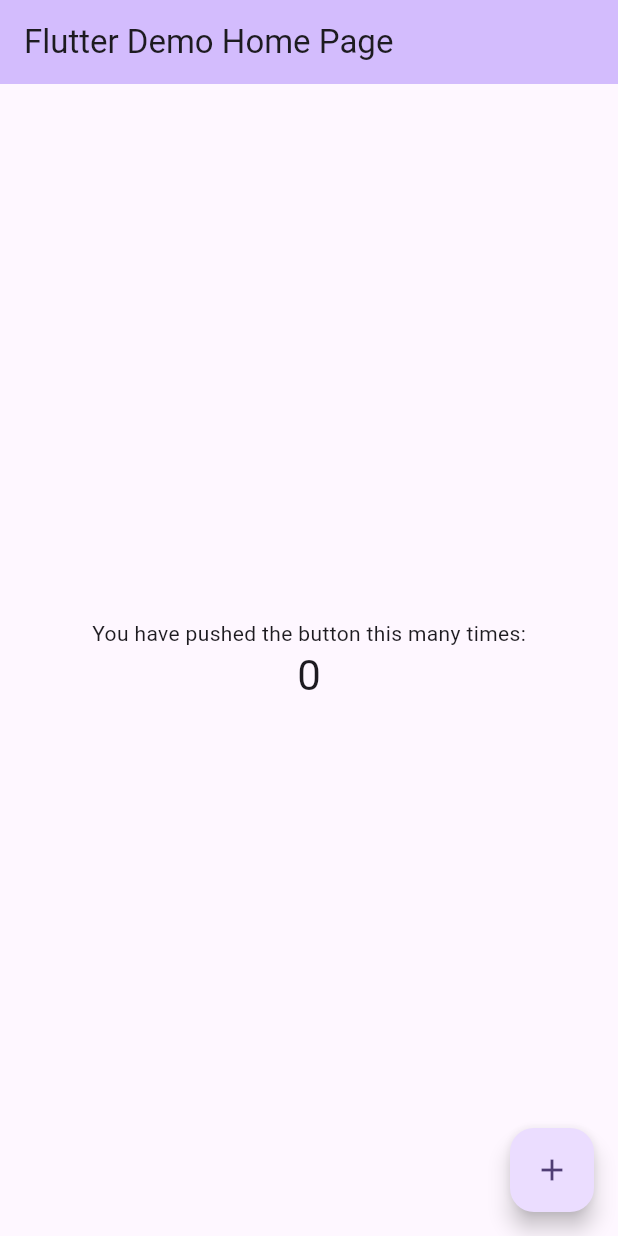
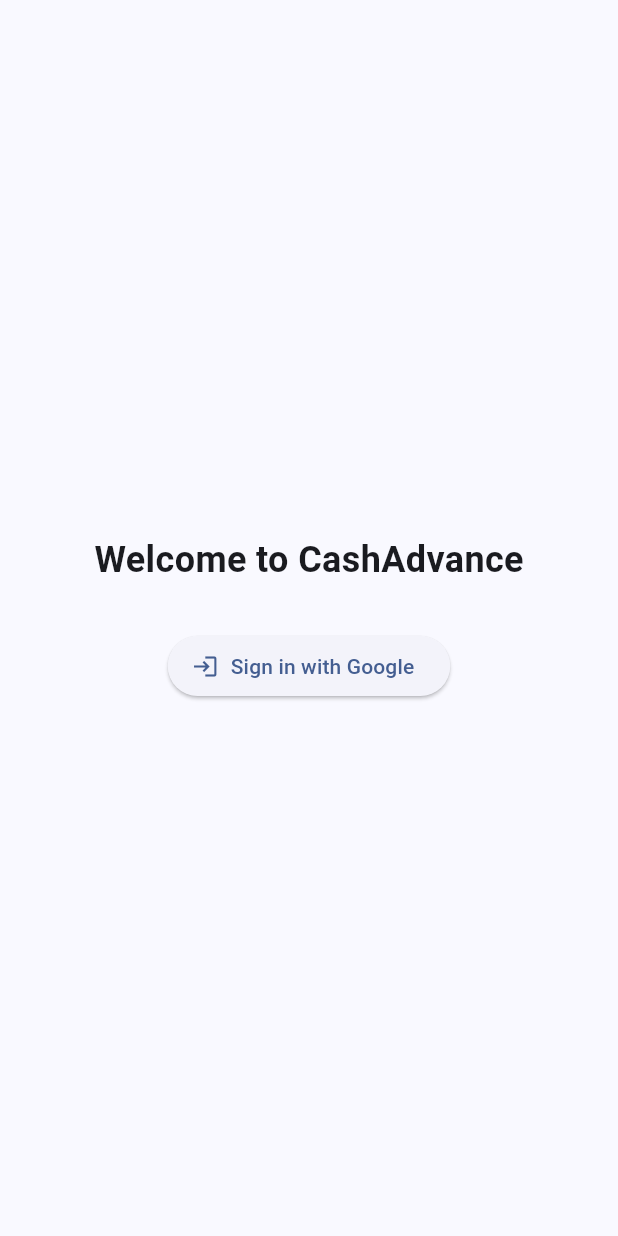
Before and after one commit to rokikopi/cashadvance, a Flutter app: the screen it shows after launch, on a phone screen of 412 x 824 dp. Run offline on Flutter 3.47's test engine with Material 3 defaults, Android fonts, the phone set to English and light mode, and no system bars; our stand-ins replace firebase_auth, firebase_core; accounts and stored records are empty; statements that could not run were skipped.

Commit message:
added the authentication services

```diff
--- a/lib/main.dart
+++ b/lib/main.dart
@@ -1,122 +1,108 @@
 import 'package:flutter/material.dart';
+import 'package:firebase_core/firebase_core.dart';
+import 'firebase_options.dart'; // Generated by flutterfire configure
+import 'services/auth_service.dart'; // The service we created
 
-void main() {
+void main() async {
+  WidgetsFlutterBinding.ensureInitialized();
+
+  // Initialize Firebase
+  await Firebase.initializeApp(
+    options: DefaultFirebaseOptions.currentPlatform,
+  );
+
   runApp(const MyApp());
 }
 
 class MyApp extends StatelessWidget {
   const MyApp({super.key});
 
-  // This widget is the root of your application.
   @override
   Widget build(BuildContext context) {
     return MaterialApp(
-      title: 'Flutter Demo',
+      title: 'CashAdvance',
       theme: ThemeData(
-        // This is the theme of your application.
-        //
-        // TRY THIS: Try running your application with "flutter run". You'll see
-        // the application has a purple toolbar. Then, without quitting the app,
-        // try changing the seedColor in the colorScheme below to Colors.green
-        // and then invoke "hot reload" (save your changes or press the "hot
-        // reload" button in a Flutter-supported IDE, or press "r" if you used
-        // the command line to start the app).
-        //
-        // Notice that the counter didn't reset back to zero; the application
-        // state is not lost during the reload. To reset the state, use hot
-        // restart instead.
-        //
-        // This works for code too, not just values: Most code changes can be
-        // tested with just a hot reload.
-        colorScheme: ColorScheme.fromSeed(seedColor: Colors.deepPurple),
+        colorScheme: ColorScheme.fromSeed(seedColor: Colors.blueAccent),
+        useMaterial3: true,
       ),
-      home: const MyHomePage(title: 'Flutter Demo Home Page'),
+      // We use a StreamBuilder to decide which screen to show
+      home: const AuthGate(),
     );
   }
 }
 
-class MyHomePage extends StatefulWidget {
-  const MyHomePage({super.key, required this.title});
-
-  // This widget is the home page of your application. It is stateful, meaning
-  // that it has a State object (defined below) that contains fields that affect
-  // how it looks.
-
-  // This class is the configuration for the state. It holds the values (in this
-  // case the title) provided by the parent (in this case the App widget) and
-  // used by the build method of the State. Fields in a Widget subclass are
-  // always marked "final".
-
-  final String title;
-
-  @override
-  State<MyHomePage> createState() => _MyHomePageState();
-}
-
-class _MyHomePageState extends State<MyHomePage> {
-  int _counter = 0;
-
-  void _incrementCounter() {
-    setState(() {
-      // This call to setState tells the Flutter framework that something has
-      // changed in this State, which causes it to rerun the build method below
-      // so that the display can reflect the updated values. If we changed
-      // _counter without calling setState(), then the build method would not be
-      // called again, and so nothing would appear to happen.
-      _counter++;
-    });
-  }
+class AuthGate extends StatelessWidget {
+  const AuthGate({super.key});
 
   @override
   Widget build(BuildContext context) {
-    // This method is rerun every time setState is called, for instance as done
-    // by the _incrementCounter method above.
-    //
-    // The Flutter framework has been optimized to make rerunning build methods
-    // fast, so that you can just rebuild anything that needs updating rather
-    // than having to individually change instances of widgets.
+    return StreamBuilder(
+      stream: AuthService().authStateChanges,
+      builder: (context, snapshot) {
+        // If the snapshot has data, the user is logged in
+        if (snapshot.hasData) {
+          return const MyHomePage(title: 'CashAdvance Dashboard');
+        }
+        // Otherwise, show the Login Screen
+        return const LoginScreen();
+      },
+    );
+  }
+}
+
+class LoginScreen extends StatelessWidget {
+  const LoginScreen({super.key});
+
+  @override
+  Widget build(BuildContext context) {
     return Scaffold(
-      appBar: AppBar(
-        // TRY THIS: Try changing the color here to a specific color (to
-        // Colors.amber, perhaps?) and trigger a hot reload to see the AppBar
-        // change color while the other colors stay the same.
-        backgroundColor: Theme.of(context).colorScheme.inversePrimary,
-        // Here we take the value from the MyHomePage object that was created by
-        // the App.build method, and use it to set our appbar title.
-        title: Text(widget.title),
-      ),
       body: Center(
-        // Center is a layout widget. It takes a single child and positions it
-        // in the middle of the parent.
         child: Column(
-          // Column is also a layout widget. It takes a list of children and
-          // arranges them vertically. By default, it sizes itself to fit its
-          // children horizontally, and tries to be as tall as its parent.
-          //
-          // Column has various properties to control how it sizes itself and
-          // how it positions its children. Here we use mainAxisAlignment to
-          // center the children vertically; the main axis here is the vertical
-          // axis because Columns are vertical (the cross axis would be
-          // horizontal).
-          //
-          // TRY THIS: Invoke "debug painting" (choose the "Toggle Debug Paint"
-          // action in the IDE, or press "p" in the console), to see the
-          // wireframe for each widget.
           mainAxisAlignment: MainAxisAlignment.center,
-          children: <Widget>[
-            const Text('You have pushed the button this many times:'),
-            Text(
-              '$_counter',
-              style: Theme.of(context).textTheme.headlineMedium,
+          children: [
+            const Text("Welcome to CashAdvance", style: TextStyle(fontSize: 24, fontWeight: FontWeight.bold)),
+            const SizedBox(height: 30),
+            ElevatedButton.icon(
+              icon: const Icon(Icons.login),
+              label: const Text("Sign in with Google"),
+              onPressed: () async {
+                await AuthService().signInWithGoogle();
+              },
             ),
           ],
         ),
       ),
-      floatingActionButton: FloatingActionButton(
-        onPressed: _incrementCounter,
-        tooltip: 'Increment',
-        child: const Icon(Icons.add),
-      ), // This trailing comma makes auto-formatting nicer for build methods.
     );
   }
 }
+
+class MyHomePage extends StatelessWidget {
+  const MyHomePage({super.key, required this.title});
+  final String title;
+
+  @override
+  Widget build(BuildContext context) {
+    final user = AuthService().currentUser;
+
+    return Scaffold(
+      appBar: AppBar(
+        title: Text(title),
+        actions: [
+          IconButton(
+            icon: const Icon(Icons.logout),
+            onPressed: () => AuthService().signOut(),
+          )
+        ],
+      ),
+      body: Center(
+        child: Column(
+          mainAxisAlignment: MainAxisAlignment.center,
+          children: [
+            Text("Hello, ${user?.displayName ?? 'User'}!"),
+            const Text("You are now securely logged in."),
+          ],
+        ),
+      ),
+    );
+  }
+}
--- /dev/null
+++ b/lib/services/auth_service.dart
@@ -0,0 +1,36 @@
+import 'package:firebase_auth/firebase_auth.dart';
+import 'package:flutter/foundation.dart' show kIsWeb;
+
+class AuthService {
+  // Create a singleton or an instance to use across the app
+  final FirebaseAuth _auth = FirebaseAuth.instance;
+
+  // 1. Get the current user
+  User? get currentUser => _auth.currentUser;
+
+  // 2. Stream of auth changes (to know if logged in/out)
+  Stream<User?> get authStateChanges => _auth.authStateChanges();
+
+  // 3. The Sign-In Function
+  Future<UserCredential?> signInWithGoogle() async {
+    try {
+      GoogleAuthProvider googleProvider = GoogleAuthProvider();
+
+      if (kIsWeb) {
+        // Optimized for your Web App
+        return await _auth.signInWithPopup(googleProvider);
+      } else {
+        // Placeholder if you ever expand to mobile
+        throw UnimplementedError("Mobile sign-in logic goes here");
+      }
+    } catch (e) {
+      print("Auth Service Error: $e");
+      return null;
+    }
+  }
+
+  // 4. Sign Out
+  Future<void> signOut() async {
+    await _auth.signOut();
+  }
+}
```
